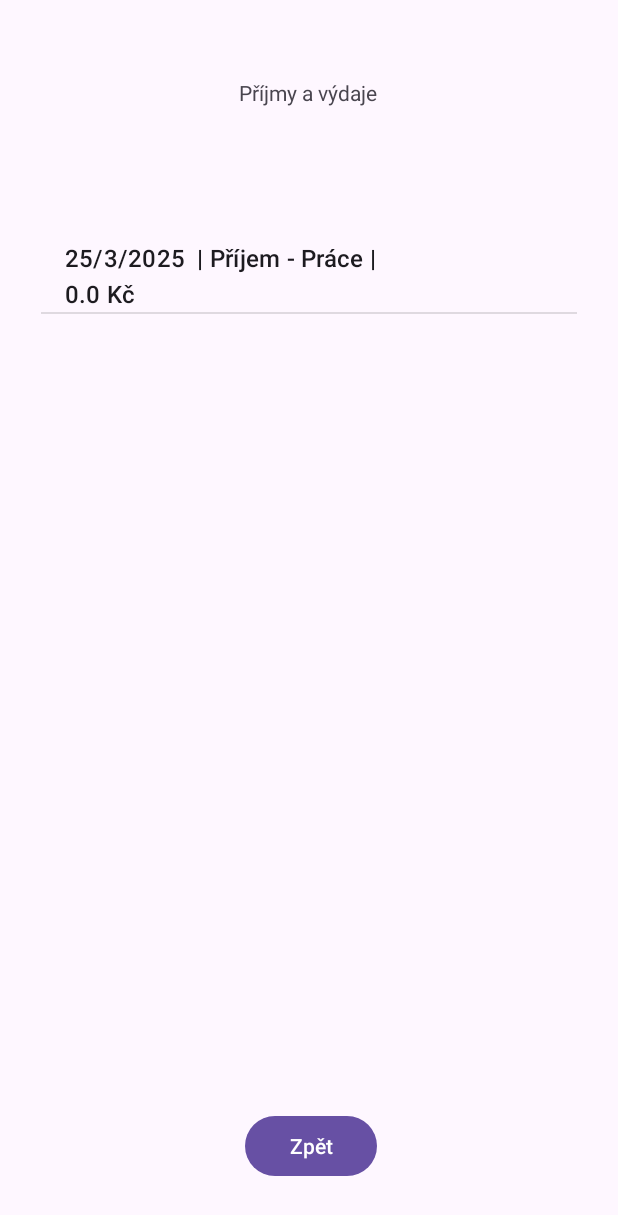
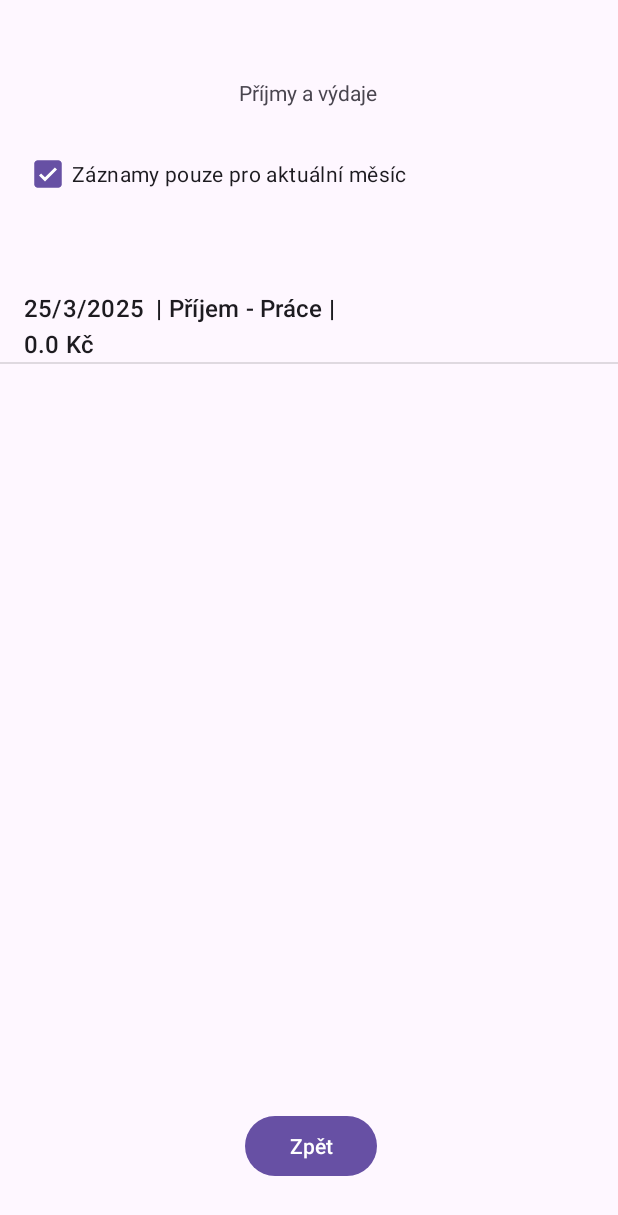
Before and after one commit to lukas-havlicek-krizik/SmartBudget, an Android app: the Overview screen opened directly, with no data from a screen before it, on a phone screen of 412 x 824 dp. Shown: the top 1215 px of the screen. Run offline under Robolectric (Android 15) with nearby library versions, the phone set to English and light mode, and no system bars.

Commit message:
"Overview" screen - checkbox for "only this month". + bugfixes

```diff
--- a/app/src/main/java/com/example/smartbudget/AddNew.java
+++ b/app/src/main/java/com/example/smartbudget/AddNew.java
@@ -134,7 +134,8 @@ public class AddNew extends AppCompatActivity {
                 vstupCastka.setText("");
                 prepinac.setChecked(false);
 
-                if (typ.equals("Výdaj") && datumMesic == LocalDate.now().getMonthValue()) {
+                if (typ.equals("Výdaj") && datumMesic == LocalDate.now().getMonthValue()
+                                        && datumRok == LocalDate.now().getYear()) {
                     zbyvajiciLimitCislo -= castka;
                     SharedPreferences.Editor spE = spL.edit();
                     spE.putString("zbyvajiciLimit", String.valueOf(zbyvajiciLimitCislo));
@@ -157,7 +158,8 @@ public class AddNew extends AppCompatActivity {
                 vstupCastka.setText("");
                 prepinac.setChecked(false);
 
-                if (typ.equals("Výdaj") && datumMesic == LocalDate.now().getMonthValue()) {
+                if (typ.equals("Výdaj") && datumMesic == LocalDate.now().getMonthValue()
+                                        && datumRok == LocalDate.now().getYear()) {
                     zbyvajiciLimitCislo -= castka;
                     SharedPreferences.Editor spE = spL.edit();
                     spE.putString("zbyvajiciLimit", String.valueOf(zbyvajiciLimitCislo));
--- a/app/src/main/java/com/example/smartbudget/Overview.java
+++ b/app/src/main/java/com/example/smartbudget/Overview.java
@@ -1,10 +1,13 @@
 package com.example.smartbudget;
 
 import android.content.Intent;
+import android.content.SharedPreferences;
 import android.os.Bundle;
 import android.view.View;
 import android.widget.AdapterView;
 import android.widget.ArrayAdapter;
+import android.widget.CheckBox;
+import android.widget.CompoundButton;
 import android.widget.ListView;
 
 import androidx.activity.EdgeToEdge;
@@ -13,11 +16,17 @@ import androidx.core.graphics.Insets;
 import androidx.core.view.ViewCompat;
 import androidx.core.view.WindowInsetsCompat;
 
+import java.time.LocalDate;
 import java.util.List;
 
 public class Overview extends AppCompatActivity {
     private ZaznamOperations zaznamDBoperations;
     ListView listView;
+    CheckBox checkBox;
+    int aktualMesic;
+    int aktualRok;
+    boolean checked;
+    SharedPreferences sp;
     @Override
     protected void onCreate(Bundle savedInstanceState) {
         super.onCreate(savedInstanceState);
@@ -30,13 +39,21 @@ public class Overview extends AppCompatActivity {
             return insets;
         });
         listView = findViewById(R.id.listView);
+        checkBox = findViewById(R.id.checkBox);
 
+        sp = getSharedPreferences("overview",MODE_PRIVATE);
+        checked = sp.getBoolean("pouzeAktualMesic",true);
+
+        checkBox.setChecked(checked);
+
+        aktualMesic = LocalDate.now().getMonthValue();
+        aktualRok = LocalDate.now().getYear();
 
         zaznamDBoperations = new ZaznamOperations(this);
         zaznamDBoperations.open();
 
-        List<Zaznam> values = zaznamDBoperations.getAllZaznamy();
 
+        List<Zaznam> values = zaznamDBoperations.getAllZaznamy(checkBox.isChecked(), aktualMesic, aktualRok);
         ArrayAdapter<Zaznam> adapter = new ArrayAdapter<>(this, android.R.layout.simple_list_item_1, values);
         listView.setAdapter(adapter);
 
@@ -57,7 +74,17 @@ public class Overview extends AppCompatActivity {
                 startActivity(intentDetails);
             }
         });
+        checkBox.setOnCheckedChangeListener(new CompoundButton.OnCheckedChangeListener() {
+            @Override
+            public void onCheckedChanged(CompoundButton buttonView, boolean isChecked) {
+                SharedPreferences.Editor spE= sp.edit();
+                spE.putBoolean("pouzeAktualMesic",!checked);
+                spE.commit();
 
+                finish();
+                startActivity(getIntent());
+            }
+        });
     }
 
     public void changeScreen(View view){
--- a/app/src/main/java/com/example/smartbudget/ZaznamOperations.java
+++ b/app/src/main/java/com/example/smartbudget/ZaznamOperations.java
@@ -59,12 +59,20 @@ public class ZaznamOperations {
         return newComment;
     }
 
-    public List getAllZaznamy() {
+    public List getAllZaznamy(boolean isChecked, int aktualMesic, int aktualRok) {
         List zaznamy = new ArrayList();
+        Cursor cursor;
 
-        Cursor cursor = database.query(DataBase.ZAZNAMY,
-                ZAZNAM_TABLE_COLUMNS, null, null, null, null,
-                DataBase.ZAZNAM_DATUM_ROK + " DESC, " + DataBase.ZAZNAM_DATUM_MESIC + " DESC, " + DataBase.ZAZNAM_DATUM_DEN + " DESC");
+        if(isChecked) {
+            cursor = database.query(DataBase.ZAZNAMY,
+                    ZAZNAM_TABLE_COLUMNS, DataBase.ZAZNAM_DATUM_MESIC + " = ? AND " + DataBase.ZAZNAM_DATUM_ROK + " = ?",
+                    new String[]{String.valueOf(aktualMesic), String.valueOf(aktualRok)}, null, null,
+                    DataBase.ZAZNAM_DATUM_ROK + " DESC, " + DataBase.ZAZNAM_DATUM_MESIC + " DESC, " + DataBase.ZAZNAM_DATUM_DEN + " DESC");
+        }else{
+            cursor = database.query(DataBase.ZAZNAMY,
+                    ZAZNAM_TABLE_COLUMNS, null, null, null, null,
+                    DataBase.ZAZNAM_DATUM_ROK + " DESC, " + DataBase.ZAZNAM_DATUM_MESIC + " DESC, " + DataBase.ZAZNAM_DATUM_DEN + " DESC");
+        }
 
         cursor.moveToFirst();
         while (!cursor.isAfterLast()) {
--- a/app/src/main/res/layout/activity_overview.xml
+++ b/app/src/main/res/layout/activity_overview.xml
@@ -19,14 +19,14 @@
         app:layout_constraintTop_toTopOf="parent" />
 
     <ListView
-        android:layout_width="357dp"
-        android:layout_height="502dp"
         android:id="@+id/listView"
+        android:layout_width="414dp"
+        android:layout_height="488dp"
         app:layout_constraintBottom_toBottomOf="parent"
         app:layout_constraintEnd_toEndOf="parent"
         app:layout_constraintStart_toStartOf="parent"
         app:layout_constraintTop_toTopOf="parent"
-        app:layout_constraintVertical_bias="0.497" />
+        app:layout_constraintVertical_bias="0.576" />
 
     <Button
         android:id="@+id/button"
@@ -40,4 +40,14 @@
         app:layout_constraintHorizontal_bias="0.504"
         app:layout_constraintStart_toStartOf="parent" />
 
+    <CheckBox
+        android:id="@+id/checkBox"
+        android:layout_width="wrap_content"
+        android:layout_height="wrap_content"
+        android:layout_marginStart="16dp"
+        android:layout_marginTop="92dp"
+        android:text="Záznamy pouze pro aktuální měsíc"
+        app:layout_constraintStart_toStartOf="parent"
+        app:layout_constraintTop_toTopOf="parent" />
+
 </androidx.constraintlayout.widget.ConstraintLayout>
```
Also changed, not shown: app/src/main/java/com/example/smartbudget/UpdateDetails.java (+7 -1 lines).
